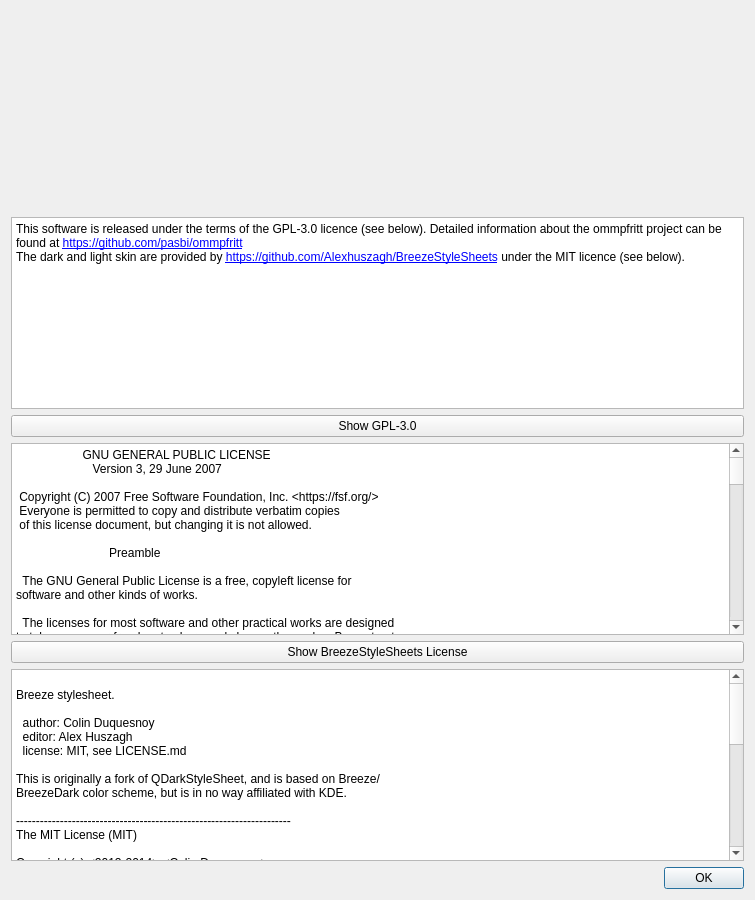
The window that src/mainwindow/aboutdialog.ui (pasbi/ommpfritt) describes before a commit, drawn with Qt 5.
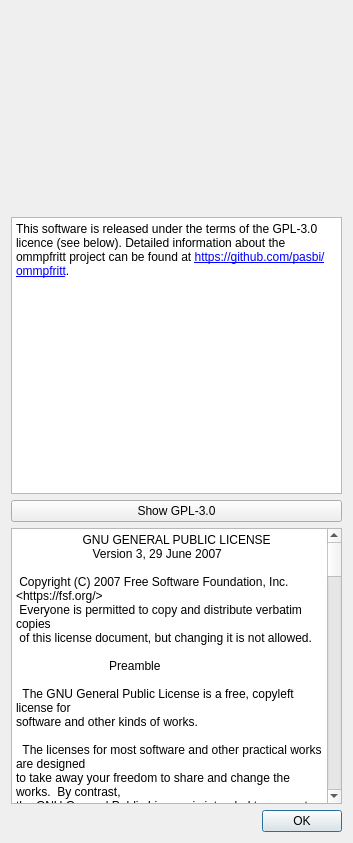
The same window after the commit.

Commit message: remove breeze license and and not required parts of GPL

```diff
--- a/src/mainwindow/aboutdialog.ui
+++ b/src/mainwindow/aboutdialog.ui
@@ -6,8 +6,8 @@
    <rect>
     <x>0</x>
     <y>0</y>
-    <width>755</width>
-    <height>766</height>
+    <width>353</width>
+    <height>843</height>
    </rect>
   </property>
   <property name="windowTitle">
@@ -59,7 +59,7 @@
 &lt;html&gt;&lt;head&gt;&lt;meta name=&quot;qrichtext&quot; content=&quot;1&quot; /&gt;&lt;style type=&quot;text/css&quot;&gt;
 p, li { white-space: pre-wrap; }
 &lt;/style&gt;&lt;/head&gt;&lt;body style=&quot; font-family:'Sans Serif'; font-size:9pt; font-weight:400; font-style:normal;&quot;&gt;
-&lt;p style=&quot; margin-top:0px; margin-bottom:0px; margin-left:0px; margin-right:0px; -qt-block-indent:0; text-indent:0px;&quot;&gt;This software is released under the terms of the GPL-3.0 licence (see below). Detailed information about the ommpfritt project can be found at &lt;a href=&quot;https://github.com/pasbi/ommpfritt&quot;&gt;&lt;span style=&quot; text-decoration: underline; color:#0000ff;&quot;&gt;https://github.com/pasbi/ommpfritt&lt;/span&gt;&lt;/a&gt;&lt;br /&gt;The dark and light skin are provided by &lt;a href=&quot;https://github.com/Alexhuszagh/BreezeStyleSheets&quot;&gt;&lt;span style=&quot; text-decoration: underline; color:#0000ff;&quot;&gt;https://github.com/Alexhuszagh/BreezeStyleSheets&lt;/span&gt;&lt;/a&gt; under the MIT licence (see below). &lt;/p&gt;&lt;/body&gt;&lt;/html&gt;</string>
+&lt;p style=&quot; margin-top:0px; margin-bottom:0px; margin-left:0px; margin-right:0px; -qt-block-indent:0; text-indent:0px;&quot;&gt;&lt;span style=&quot; font-family:'Sans Serif';&quot;&gt;This software is released under the terms of the GPL-3.0 licence (see below). Detailed information about the ommpfritt project can be found at &lt;/span&gt;&lt;a href=&quot;https://github.com/pasbi/ommpfritt&quot;&gt;&lt;span style=&quot; font-family:'Sans Serif'; text-decoration: underline; color:#0000ff;&quot;&gt;https://github.com/pasbi/ommpfritt&lt;/span&gt;&lt;/a&gt;&lt;span style=&quot; font-family:'Sans Serif';&quot;&gt;.&lt;/span&gt;&lt;/p&gt;&lt;/body&gt;&lt;/html&gt;</string>
      </property>
     </widget>
    </item>
@@ -709,125 +709,7 @@
 &lt;p style=&quot; margin-top:0px; margin-bottom:0px; margin-left:0px; margin-right:0px; -qt-block-indent:0; text-indent:0px;&quot;&gt;&lt;span style=&quot; font-family:'monospace';&quot;&gt;Program, unless a warranty or assumption of liability accompanies a&lt;/span&gt;&lt;/p&gt;
 &lt;p style=&quot; margin-top:0px; margin-bottom:0px; margin-left:0px; margin-right:0px; -qt-block-indent:0; text-indent:0px;&quot;&gt;&lt;span style=&quot; font-family:'monospace';&quot;&gt;copy of the Program in return for a fee.&lt;/span&gt;&lt;/p&gt;
 &lt;p style=&quot;-qt-paragraph-type:empty; margin-top:0px; margin-bottom:0px; margin-left:0px; margin-right:0px; -qt-block-indent:0; text-indent:0px; font-family:'monospace';&quot;&gt;&lt;br /&gt;&lt;/p&gt;
-&lt;p style=&quot; margin-top:0px; margin-bottom:0px; margin-left:0px; margin-right:0px; -qt-block-indent:0; text-indent:0px;&quot;&gt;&lt;span style=&quot; font-family:'monospace';&quot;&gt;                     END OF TERMS AND CONDITIONS&lt;/span&gt;&lt;/p&gt;
-&lt;p style=&quot;-qt-paragraph-type:empty; margin-top:0px; margin-bottom:0px; margin-left:0px; margin-right:0px; -qt-block-indent:0; text-indent:0px; font-family:'monospace';&quot;&gt;&lt;br /&gt;&lt;/p&gt;
-&lt;p style=&quot; margin-top:0px; margin-bottom:0px; margin-left:0px; margin-right:0px; -qt-block-indent:0; text-indent:0px;&quot;&gt;&lt;span style=&quot; font-family:'monospace';&quot;&gt;            How to Apply These Terms to Your New Programs&lt;/span&gt;&lt;/p&gt;
-&lt;p style=&quot;-qt-paragraph-type:empty; margin-top:0px; margin-bottom:0px; margin-left:0px; margin-right:0px; -qt-block-indent:0; text-indent:0px; font-family:'monospace';&quot;&gt;&lt;br /&gt;&lt;/p&gt;
-&lt;p style=&quot; margin-top:0px; margin-bottom:0px; margin-left:0px; margin-right:0px; -qt-block-indent:0; text-indent:0px;&quot;&gt;&lt;span style=&quot; font-family:'monospace';&quot;&gt;  If you develop a new program, and you want it to be of the greatest&lt;/span&gt;&lt;/p&gt;
-&lt;p style=&quot; margin-top:0px; margin-bottom:0px; margin-left:0px; margin-right:0px; -qt-block-indent:0; text-indent:0px;&quot;&gt;&lt;span style=&quot; font-family:'monospace';&quot;&gt;possible use to the public, the best way to achieve this is to make it&lt;/span&gt;&lt;/p&gt;
-&lt;p style=&quot; margin-top:0px; margin-bottom:0px; margin-left:0px; margin-right:0px; -qt-block-indent:0; text-indent:0px;&quot;&gt;&lt;span style=&quot; font-family:'monospace';&quot;&gt;free software which everyone can redistribute and change under these terms.&lt;/span&gt;&lt;/p&gt;
-&lt;p style=&quot;-qt-paragraph-type:empty; margin-top:0px; margin-bottom:0px; margin-left:0px; margin-right:0px; -qt-block-indent:0; text-indent:0px; font-family:'monospace';&quot;&gt;&lt;br /&gt;&lt;/p&gt;
-&lt;p style=&quot; margin-top:0px; margin-bottom:0px; margin-left:0px; margin-right:0px; -qt-block-indent:0; text-indent:0px;&quot;&gt;&lt;span style=&quot; font-family:'monospace';&quot;&gt;  To do so, attach the following notices to the program.  It is safest&lt;/span&gt;&lt;/p&gt;
-&lt;p style=&quot; margin-top:0px; margin-bottom:0px; margin-left:0px; margin-right:0px; -qt-block-indent:0; text-indent:0px;&quot;&gt;&lt;span style=&quot; font-family:'monospace';&quot;&gt;to attach them to the start of each source file to most effectively&lt;/span&gt;&lt;/p&gt;
-&lt;p style=&quot; margin-top:0px; margin-bottom:0px; margin-left:0px; margin-right:0px; -qt-block-indent:0; text-indent:0px;&quot;&gt;&lt;span style=&quot; font-family:'monospace';&quot;&gt;state the exclusion of warranty; and each file should have at least&lt;/span&gt;&lt;/p&gt;
-&lt;p style=&quot; margin-top:0px; margin-bottom:0px; margin-left:0px; margin-right:0px; -qt-block-indent:0; text-indent:0px;&quot;&gt;&lt;span style=&quot; font-family:'monospace';&quot;&gt;the &amp;quot;copyright&amp;quot; line and a pointer to where the full notice is found.&lt;/span&gt;&lt;/p&gt;
-&lt;p style=&quot;-qt-paragraph-type:empty; margin-top:0px; margin-bottom:0px; margin-left:0px; margin-right:0px; -qt-block-indent:0; text-indent:0px; font-family:'monospace';&quot;&gt;&lt;br /&gt;&lt;/p&gt;
-&lt;p style=&quot; margin-top:0px; margin-bottom:0px; margin-left:0px; margin-right:0px; -qt-block-indent:0; text-indent:0px;&quot;&gt;&lt;span style=&quot; font-family:'monospace';&quot;&gt;    &amp;lt;one line to give the program's name and a brief idea of what it does.&amp;gt;&lt;/span&gt;&lt;/p&gt;
-&lt;p style=&quot; margin-top:0px; margin-bottom:0px; margin-left:0px; margin-right:0px; -qt-block-indent:0; text-indent:0px;&quot;&gt;&lt;span style=&quot; font-family:'monospace';&quot;&gt;    Copyright (C) &amp;lt;year&amp;gt;  &amp;lt;name of author&amp;gt;&lt;/span&gt;&lt;/p&gt;
-&lt;p style=&quot;-qt-paragraph-type:empty; margin-top:0px; margin-bottom:0px; margin-left:0px; margin-right:0px; -qt-block-indent:0; text-indent:0px; font-family:'monospace';&quot;&gt;&lt;br /&gt;&lt;/p&gt;
-&lt;p style=&quot; margin-top:0px; margin-bottom:0px; margin-left:0px; margin-right:0px; -qt-block-indent:0; text-indent:0px;&quot;&gt;&lt;span style=&quot; font-family:'monospace';&quot;&gt;    This program is free software: you can redistribute it and/or modify&lt;/span&gt;&lt;/p&gt;
-&lt;p style=&quot; margin-top:0px; margin-bottom:0px; margin-left:0px; margin-right:0px; -qt-block-indent:0; text-indent:0px;&quot;&gt;&lt;span style=&quot; font-family:'monospace';&quot;&gt;    it under the terms of the GNU General Public License as published by&lt;/span&gt;&lt;/p&gt;
-&lt;p style=&quot; margin-top:0px; margin-bottom:0px; margin-left:0px; margin-right:0px; -qt-block-indent:0; text-indent:0px;&quot;&gt;&lt;span style=&quot; font-family:'monospace';&quot;&gt;    the Free Software Foundation, either version 3 of the License, or&lt;/span&gt;&lt;/p&gt;
-&lt;p style=&quot; margin-top:0px; margin-bottom:0px; margin-left:0px; margin-right:0px; -qt-block-indent:0; text-indent:0px;&quot;&gt;&lt;span style=&quot; font-family:'monospace';&quot;&gt;    (at your option) any later version.&lt;/span&gt;&lt;/p&gt;
-&lt;p style=&quot;-qt-paragraph-type:empty; margin-top:0px; margin-bottom:0px; margin-left:0px; margin-right:0px; -qt-block-indent:0; text-indent:0px; font-family:'monospace';&quot;&gt;&lt;br /&gt;&lt;/p&gt;
-&lt;p style=&quot; margin-top:0px; margin-bottom:0px; margin-left:0px; margin-right:0px; -qt-block-indent:0; text-indent:0px;&quot;&gt;&lt;span style=&quot; font-family:'monospace';&quot;&gt;    This program is distributed in the hope that it will be useful,&lt;/span&gt;&lt;/p&gt;
-&lt;p style=&quot; margin-top:0px; margin-bottom:0px; margin-left:0px; margin-right:0px; -qt-block-indent:0; text-indent:0px;&quot;&gt;&lt;span style=&quot; font-family:'monospace';&quot;&gt;    but WITHOUT ANY WARRANTY; without even the implied warranty of&lt;/span&gt;&lt;/p&gt;
-&lt;p style=&quot; margin-top:0px; margin-bottom:0px; margin-left:0px; margin-right:0px; -qt-block-indent:0; text-indent:0px;&quot;&gt;&lt;span style=&quot; font-family:'monospace';&quot;&gt;    MERCHANTABILITY or FITNESS FOR A PARTICULAR PURPOSE.  See the&lt;/span&gt;&lt;/p&gt;
-&lt;p style=&quot; margin-top:0px; margin-bottom:0px; margin-left:0px; margin-right:0px; -qt-block-indent:0; text-indent:0px;&quot;&gt;&lt;span style=&quot; font-family:'monospace';&quot;&gt;    GNU General Public License for more details.&lt;/span&gt;&lt;/p&gt;
-&lt;p style=&quot;-qt-paragraph-type:empty; margin-top:0px; margin-bottom:0px; margin-left:0px; margin-right:0px; -qt-block-indent:0; text-indent:0px; font-family:'monospace';&quot;&gt;&lt;br /&gt;&lt;/p&gt;
-&lt;p style=&quot; margin-top:0px; margin-bottom:0px; margin-left:0px; margin-right:0px; -qt-block-indent:0; text-indent:0px;&quot;&gt;&lt;span style=&quot; font-family:'monospace';&quot;&gt;    You should have received a copy of the GNU General Public License&lt;/span&gt;&lt;/p&gt;
-&lt;p style=&quot; margin-top:0px; margin-bottom:0px; margin-left:0px; margin-right:0px; -qt-block-indent:0; text-indent:0px;&quot;&gt;&lt;span style=&quot; font-family:'monospace';&quot;&gt;    along with this program.  If not, see &amp;lt;https://www.gnu.org/licenses/&amp;gt;.&lt;/span&gt;&lt;/p&gt;
-&lt;p style=&quot;-qt-paragraph-type:empty; margin-top:0px; margin-bottom:0px; margin-left:0px; margin-right:0px; -qt-block-indent:0; text-indent:0px; font-family:'monospace';&quot;&gt;&lt;br /&gt;&lt;/p&gt;
-&lt;p style=&quot; margin-top:0px; margin-bottom:0px; margin-left:0px; margin-right:0px; -qt-block-indent:0; text-indent:0px;&quot;&gt;&lt;span style=&quot; font-family:'monospace';&quot;&gt;Also add information on how to contact you by electronic and paper mail.&lt;/span&gt;&lt;/p&gt;
-&lt;p style=&quot;-qt-paragraph-type:empty; margin-top:0px; margin-bottom:0px; margin-left:0px; margin-right:0px; -qt-block-indent:0; text-indent:0px; font-family:'monospace';&quot;&gt;&lt;br /&gt;&lt;/p&gt;
-&lt;p style=&quot; margin-top:0px; margin-bottom:0px; margin-left:0px; margin-right:0px; -qt-block-indent:0; text-indent:0px;&quot;&gt;&lt;span style=&quot; font-family:'monospace';&quot;&gt;  If the program does terminal interaction, make it output a short&lt;/span&gt;&lt;/p&gt;
-&lt;p style=&quot; margin-top:0px; margin-bottom:0px; margin-left:0px; margin-right:0px; -qt-block-indent:0; text-indent:0px;&quot;&gt;&lt;span style=&quot; font-family:'monospace';&quot;&gt;notice like this when it starts in an interactive mode:&lt;/span&gt;&lt;/p&gt;
-&lt;p style=&quot;-qt-paragraph-type:empty; margin-top:0px; margin-bottom:0px; margin-left:0px; margin-right:0px; -qt-block-indent:0; text-indent:0px; font-family:'monospace';&quot;&gt;&lt;br /&gt;&lt;/p&gt;
-&lt;p style=&quot; margin-top:0px; margin-bottom:0px; margin-left:0px; margin-right:0px; -qt-block-indent:0; text-indent:0px;&quot;&gt;&lt;span style=&quot; font-family:'monospace';&quot;&gt;    &amp;lt;program&amp;gt;  Copyright (C) &amp;lt;year&amp;gt;  &amp;lt;name of author&amp;gt;&lt;/span&gt;&lt;/p&gt;
-&lt;p style=&quot; margin-top:0px; margin-bottom:0px; margin-left:0px; margin-right:0px; -qt-block-indent:0; text-indent:0px;&quot;&gt;&lt;span style=&quot; font-family:'monospace';&quot;&gt;    This program comes with ABSOLUTELY NO WARRANTY; for details type `show w'.&lt;/span&gt;&lt;/p&gt;
-&lt;p style=&quot; margin-top:0px; margin-bottom:0px; margin-left:0px; margin-right:0px; -qt-block-indent:0; text-indent:0px;&quot;&gt;&lt;span style=&quot; font-family:'monospace';&quot;&gt;    This is free software, and you are welcome to redistribute it&lt;/span&gt;&lt;/p&gt;
-&lt;p style=&quot; margin-top:0px; margin-bottom:0px; margin-left:0px; margin-right:0px; -qt-block-indent:0; text-indent:0px;&quot;&gt;&lt;span style=&quot; font-family:'monospace';&quot;&gt;    under certain conditions; type `show c' for details.&lt;/span&gt;&lt;/p&gt;
-&lt;p style=&quot;-qt-paragraph-type:empty; margin-top:0px; margin-bottom:0px; margin-left:0px; margin-right:0px; -qt-block-indent:0; text-indent:0px; font-family:'monospace';&quot;&gt;&lt;br /&gt;&lt;/p&gt;
-&lt;p style=&quot; margin-top:0px; margin-bottom:0px; margin-left:0px; margin-right:0px; -qt-block-indent:0; text-indent:0px;&quot;&gt;&lt;span style=&quot; font-family:'monospace';&quot;&gt;The hypothetical commands `show w' and `show c' should show the appropriate&lt;/span&gt;&lt;/p&gt;
-&lt;p style=&quot; margin-top:0px; margin-bottom:0px; margin-left:0px; margin-right:0px; -qt-block-indent:0; text-indent:0px;&quot;&gt;&lt;span style=&quot; font-family:'monospace';&quot;&gt;parts of the General Public License.  Of course, your program's commands&lt;/span&gt;&lt;/p&gt;
-&lt;p style=&quot; margin-top:0px; margin-bottom:0px; margin-left:0px; margin-right:0px; -qt-block-indent:0; text-indent:0px;&quot;&gt;&lt;span style=&quot; font-family:'monospace';&quot;&gt;might be different; for a GUI interface, you would use an &amp;quot;about box&amp;quot;.&lt;/span&gt;&lt;/p&gt;
-&lt;p style=&quot;-qt-paragraph-type:empty; margin-top:0px; margin-bottom:0px; margin-left:0px; margin-right:0px; -qt-block-indent:0; text-indent:0px; font-family:'monospace';&quot;&gt;&lt;br /&gt;&lt;/p&gt;
-&lt;p style=&quot; margin-top:0px; margin-bottom:0px; margin-left:0px; margin-right:0px; -qt-block-indent:0; text-indent:0px;&quot;&gt;&lt;span style=&quot; font-family:'monospace';&quot;&gt;  You should also get your employer (if you work as a programmer) or school,&lt;/span&gt;&lt;/p&gt;
-&lt;p style=&quot; margin-top:0px; margin-bottom:0px; margin-left:0px; margin-right:0px; -qt-block-indent:0; text-indent:0px;&quot;&gt;&lt;span style=&quot; font-family:'monospace';&quot;&gt;if any, to sign a &amp;quot;copyright disclaimer&amp;quot; for the program, if necessary.&lt;/span&gt;&lt;/p&gt;
-&lt;p style=&quot; margin-top:0px; margin-bottom:0px; margin-left:0px; margin-right:0px; -qt-block-indent:0; text-indent:0px;&quot;&gt;&lt;span style=&quot; font-family:'monospace';&quot;&gt;For more information on this, and how to apply and follow the GNU GPL, see&lt;/span&gt;&lt;/p&gt;
-&lt;p style=&quot; margin-top:0px; margin-bottom:0px; margin-left:0px; margin-right:0px; -qt-block-indent:0; text-indent:0px;&quot;&gt;&lt;span style=&quot; font-family:'monospace';&quot;&gt;&amp;lt;https://www.gnu.org/licenses/&amp;gt;.&lt;/span&gt;&lt;/p&gt;
-&lt;p style=&quot;-qt-paragraph-type:empty; margin-top:0px; margin-bottom:0px; margin-left:0px; margin-right:0px; -qt-block-indent:0; text-indent:0px; font-family:'monospace';&quot;&gt;&lt;br /&gt;&lt;/p&gt;
-&lt;p style=&quot; margin-top:0px; margin-bottom:0px; margin-left:0px; margin-right:0px; -qt-block-indent:0; text-indent:0px;&quot;&gt;&lt;span style=&quot; font-family:'monospace';&quot;&gt;  The GNU General Public License does not permit incorporating your program&lt;/span&gt;&lt;/p&gt;
-&lt;p style=&quot; margin-top:0px; margin-bottom:0px; margin-left:0px; margin-right:0px; -qt-block-indent:0; text-indent:0px;&quot;&gt;&lt;span style=&quot; font-family:'monospace';&quot;&gt;into proprietary programs.  If your program is a subroutine library, you&lt;/span&gt;&lt;/p&gt;
-&lt;p style=&quot; margin-top:0px; margin-bottom:0px; margin-left:0px; margin-right:0px; -qt-block-indent:0; text-indent:0px;&quot;&gt;&lt;span style=&quot; font-family:'monospace';&quot;&gt;may consider it more useful to permit linking proprietary applications with&lt;/span&gt;&lt;/p&gt;
-&lt;p style=&quot; margin-top:0px; margin-bottom:0px; margin-left:0px; margin-right:0px; -qt-block-indent:0; text-indent:0px;&quot;&gt;&lt;span style=&quot; font-family:'monospace';&quot;&gt;the library.  If this is what you want to do, use the GNU Lesser General&lt;/span&gt;&lt;/p&gt;
-&lt;p style=&quot; margin-top:0px; margin-bottom:0px; margin-left:0px; margin-right:0px; -qt-block-indent:0; text-indent:0px;&quot;&gt;&lt;span style=&quot; font-family:'monospace';&quot;&gt;Public License instead of this License.  But first, please read&lt;/span&gt;&lt;/p&gt;
-&lt;p style=&quot; margin-top:0px; margin-bottom:12px; margin-left:0px; margin-right:0px; -qt-block-indent:0; text-indent:0px;&quot;&gt;&lt;span style=&quot; font-family:'monospace';&quot;&gt;&amp;lt;https://www.gnu.org/licenses/why-not-lgpl.html&amp;gt;.&lt;/span&gt;&lt;/p&gt;&lt;/body&gt;&lt;/html&gt;</string>
-     </property>
-    </widget>
-   </item>
-   <item>
-    <widget class="QPushButton" name="pb_show_breeze_license">
-     <property name="text">
-      <string>Show BreezeStyleSheets License</string>
-     </property>
-     <property name="checkable">
-      <bool>true</bool>
-     </property>
-    </widget>
-   </item>
-   <item>
-    <widget class="QTextEdit" name="te_breeze_license">
-     <property name="sizePolicy">
-      <sizepolicy hsizetype="Expanding" vsizetype="MinimumExpanding">
-       <horstretch>0</horstretch>
-       <verstretch>0</verstretch>
-      </sizepolicy>
-     </property>
-     <property name="readOnly">
-      <bool>true</bool>
-     </property>
-     <property name="html">
-      <string notr="true">&lt;!DOCTYPE HTML PUBLIC &quot;-//W3C//DTD HTML 4.0//EN&quot; &quot;http://www.w3.org/TR/REC-html40/strict.dtd&quot;&gt;
-&lt;html&gt;&lt;head&gt;&lt;meta name=&quot;qrichtext&quot; content=&quot;1&quot; /&gt;&lt;style type=&quot;text/css&quot;&gt;
-p, li { white-space: pre-wrap; }
-&lt;/style&gt;&lt;/head&gt;&lt;body style=&quot; font-family:'Sans Serif'; font-size:9pt; font-weight:400; font-style:normal;&quot;&gt;
-&lt;p style=&quot;-qt-paragraph-type:empty; margin-top:0px; margin-bottom:0px; margin-left:0px; margin-right:0px; -qt-block-indent:0; text-indent:0px;&quot;&gt;&lt;br /&gt;&lt;/p&gt;
-&lt;p style=&quot; margin-top:0px; margin-bottom:0px; margin-left:0px; margin-right:0px; -qt-block-indent:0; text-indent:0px;&quot;&gt;Breeze stylesheet.&lt;/p&gt;
-&lt;p style=&quot;-qt-paragraph-type:empty; margin-top:0px; margin-bottom:0px; margin-left:0px; margin-right:0px; -qt-block-indent:0; text-indent:0px;&quot;&gt;&lt;br /&gt;&lt;/p&gt;
-&lt;p style=&quot; margin-top:0px; margin-bottom:0px; margin-left:0px; margin-right:0px; -qt-block-indent:0; text-indent:0px;&quot;&gt;  author: Colin Duquesnoy&lt;/p&gt;
-&lt;p style=&quot; margin-top:0px; margin-bottom:0px; margin-left:0px; margin-right:0px; -qt-block-indent:0; text-indent:0px;&quot;&gt;  editor: Alex Huszagh&lt;/p&gt;
-&lt;p style=&quot; margin-top:0px; margin-bottom:0px; margin-left:0px; margin-right:0px; -qt-block-indent:0; text-indent:0px;&quot;&gt;  license: MIT, see LICENSE.md&lt;/p&gt;
-&lt;p style=&quot;-qt-paragraph-type:empty; margin-top:0px; margin-bottom:0px; margin-left:0px; margin-right:0px; -qt-block-indent:0; text-indent:0px;&quot;&gt;&lt;br /&gt;&lt;/p&gt;
-&lt;p style=&quot; margin-top:0px; margin-bottom:0px; margin-left:0px; margin-right:0px; -qt-block-indent:0; text-indent:0px;&quot;&gt;This is originally a fork of QDarkStyleSheet, and is based on Breeze/&lt;/p&gt;
-&lt;p style=&quot; margin-top:0px; margin-bottom:0px; margin-left:0px; margin-right:0px; -qt-block-indent:0; text-indent:0px;&quot;&gt;BreezeDark color scheme, but is in no way affiliated with KDE.&lt;/p&gt;
-&lt;p style=&quot;-qt-paragraph-type:empty; margin-top:0px; margin-bottom:0px; margin-left:0px; margin-right:0px; -qt-block-indent:0; text-indent:0px;&quot;&gt;&lt;br /&gt;&lt;/p&gt;
-&lt;p style=&quot; margin-top:0px; margin-bottom:0px; margin-left:0px; margin-right:0px; -qt-block-indent:0; text-indent:0px;&quot;&gt;---------------------------------------------------------------------&lt;/p&gt;
-&lt;p style=&quot; margin-top:0px; margin-bottom:0px; margin-left:0px; margin-right:0px; -qt-block-indent:0; text-indent:0px;&quot;&gt;The MIT License (MIT)&lt;/p&gt;
-&lt;p style=&quot;-qt-paragraph-type:empty; margin-top:0px; margin-bottom:0px; margin-left:0px; margin-right:0px; -qt-block-indent:0; text-indent:0px;&quot;&gt;&lt;br /&gt;&lt;/p&gt;
-&lt;p style=&quot; margin-top:0px; margin-bottom:0px; margin-left:0px; margin-right:0px; -qt-block-indent:0; text-indent:0px;&quot;&gt;Copyright (c) &amp;lt;2013-2014&amp;gt; &amp;lt;Colin Duquesnoy&amp;gt;&lt;/p&gt;
-&lt;p style=&quot; margin-top:0px; margin-bottom:0px; margin-left:0px; margin-right:0px; -qt-block-indent:0; text-indent:0px;&quot;&gt;Copyright (c) &amp;lt;2015-2016&amp;gt; &amp;lt;Alex Huszagh&amp;gt;&lt;/p&gt;
-&lt;p style=&quot;-qt-paragraph-type:empty; margin-top:0px; margin-bottom:0px; margin-left:0px; margin-right:0px; -qt-block-indent:0; text-indent:0px;&quot;&gt;&lt;br /&gt;&lt;/p&gt;
-&lt;p style=&quot; margin-top:0px; margin-bottom:0px; margin-left:0px; margin-right:0px; -qt-block-indent:0; text-indent:0px;&quot;&gt;Permission is hereby granted, free of charge, to any person obtaining&lt;/p&gt;
-&lt;p style=&quot; margin-top:0px; margin-bottom:0px; margin-left:0px; margin-right:0px; -qt-block-indent:0; text-indent:0px;&quot;&gt;a copy of this software and associated documentation files (the&lt;/p&gt;
-&lt;p style=&quot; margin-top:0px; margin-bottom:0px; margin-left:0px; margin-right:0px; -qt-block-indent:0; text-indent:0px;&quot;&gt; Software&amp;quot;), to deal in the Software without restriction, including&lt;/p&gt;
-&lt;p style=&quot; margin-top:0px; margin-bottom:0px; margin-left:0px; margin-right:0px; -qt-block-indent:0; text-indent:0px;&quot;&gt;without limitation the rights to use, copy, modify, merge, publish,&lt;/p&gt;
-&lt;p style=&quot; margin-top:0px; margin-bottom:0px; margin-left:0px; margin-right:0px; -qt-block-indent:0; text-indent:0px;&quot;&gt;distribute, sublicense, and/or sell copies of the Software, and to&lt;/p&gt;
-&lt;p style=&quot; margin-top:0px; margin-bottom:0px; margin-left:0px; margin-right:0px; -qt-block-indent:0; text-indent:0px;&quot;&gt;permit persons to whom the Software is furnished to do so, subject to&lt;/p&gt;
-&lt;p style=&quot; margin-top:0px; margin-bottom:0px; margin-left:0px; margin-right:0px; -qt-block-indent:0; text-indent:0px;&quot;&gt;the following conditions:&lt;/p&gt;
-&lt;p style=&quot;-qt-paragraph-type:empty; margin-top:0px; margin-bottom:0px; margin-left:0px; margin-right:0px; -qt-block-indent:0; text-indent:0px;&quot;&gt;&lt;br /&gt;&lt;/p&gt;
-&lt;p style=&quot; margin-top:0px; margin-bottom:0px; margin-left:0px; margin-right:0px; -qt-block-indent:0; text-indent:0px;&quot;&gt;The above copyright notice and this permission notice shall be included in&lt;/p&gt;
-&lt;p style=&quot; margin-top:0px; margin-bottom:0px; margin-left:0px; margin-right:0px; -qt-block-indent:0; text-indent:0px;&quot;&gt;all copies or substantial portions of the Software.&lt;/p&gt;
-&lt;p style=&quot;-qt-paragraph-type:empty; margin-top:0px; margin-bottom:0px; margin-left:0px; margin-right:0px; -qt-block-indent:0; text-indent:0px;&quot;&gt;&lt;br /&gt;&lt;/p&gt;
-&lt;p style=&quot; margin-top:0px; margin-bottom:0px; margin-left:0px; margin-right:0px; -qt-block-indent:0; text-indent:0px;&quot;&gt;THE SOFTWARE IS PROVIDED &amp;quot;AS IS&amp;quot;, WITHOUT WARRANTY OF ANY KIND, EXPRESS&lt;/p&gt;
-&lt;p style=&quot; margin-top:0px; margin-bottom:0px; margin-left:0px; margin-right:0px; -qt-block-indent:0; text-indent:0px;&quot;&gt;OR IMPLIED, INCLUDING BUT NOT LIMITED TO THE WARRANTIES OF&lt;/p&gt;
-&lt;p style=&quot; margin-top:0px; margin-bottom:0px; margin-left:0px; margin-right:0px; -qt-block-indent:0; text-indent:0px;&quot;&gt;MERCHANTABILITY, FITNESS FOR A PARTICULAR PURPOSE AND NONINFRINGEMENT.&lt;/p&gt;
-&lt;p style=&quot; margin-top:0px; margin-bottom:0px; margin-left:0px; margin-right:0px; -qt-block-indent:0; text-indent:0px;&quot;&gt;IN NO EVENT SHALL THE AUTHORS OR COPYRIGHT HOLDERS BE LIABLE FOR ANY&lt;/p&gt;
-&lt;p style=&quot; margin-top:0px; margin-bottom:0px; margin-left:0px; margin-right:0px; -qt-block-indent:0; text-indent:0px;&quot;&gt;CLAIM, DAMAGES OR OTHER LIABILITY, WHETHER IN AN ACTION OF CONTRACT,&lt;/p&gt;
-&lt;p style=&quot; margin-top:0px; margin-bottom:0px; margin-left:0px; margin-right:0px; -qt-block-indent:0; text-indent:0px;&quot;&gt;TORT OR OTHERWISE, ARISING FROM, OUT OF OR IN CONNECTION WITH THE&lt;/p&gt;
-&lt;p style=&quot; margin-top:0px; margin-bottom:0px; margin-left:0px; margin-right:0px; -qt-block-indent:0; text-indent:0px;&quot;&gt;SOFTWARE OR THE USE OR OTHER DEALINGS IN THE SOFTWARE.&lt;/p&gt;
-&lt;p style=&quot; margin-top:0px; margin-bottom:0px; margin-left:0px; margin-right:0px; -qt-block-indent:0; text-indent:0px;&quot;&gt;---------------------------------------------------------------------&lt;/p&gt;
-&lt;p style=&quot;-qt-paragraph-type:empty; margin-top:0px; margin-bottom:0px; margin-left:0px; margin-right:0px; -qt-block-indent:0; text-indent:0px;&quot;&gt;&lt;br /&gt;&lt;/p&gt;&lt;/body&gt;&lt;/html&gt;</string>
+&lt;p style=&quot; margin-top:0px; margin-bottom:0px; margin-left:0px; margin-right:0px; -qt-block-indent:0; text-indent:0px;&quot;&gt;&lt;span style=&quot; font-family:'monospace';&quot;&gt;                     END OF TERMS AND CONDITIONS&lt;/span&gt;&lt;/p&gt;&lt;/body&gt;&lt;/html&gt;</string>
      </property>
     </widget>
    </item>
```
Left out of the diff: 16 changed lines with no effect on the pictures. The commit also changes 1 other file.
